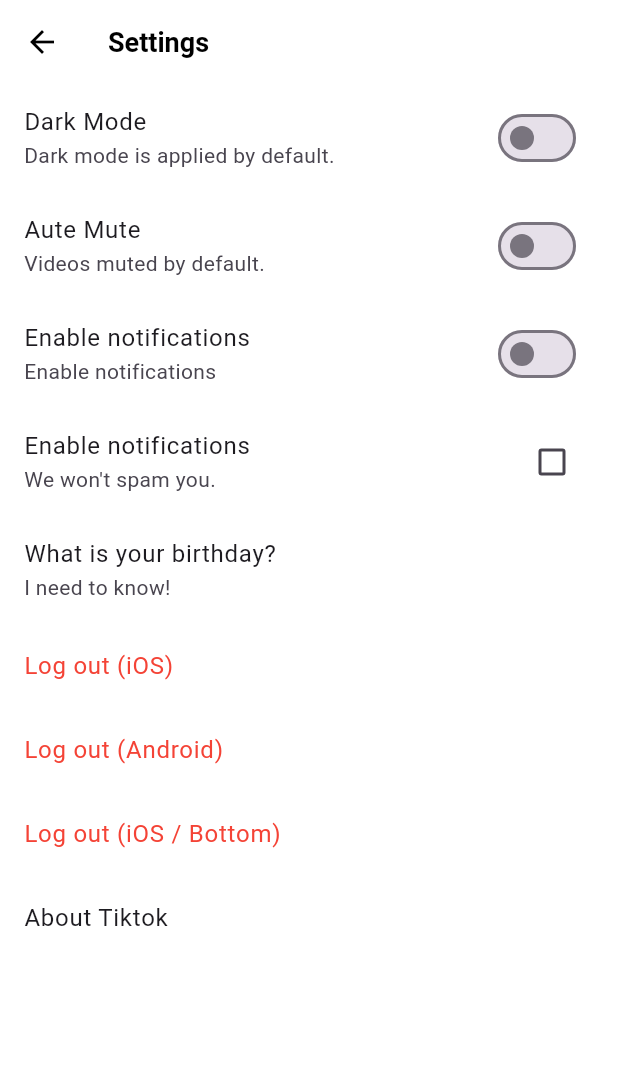
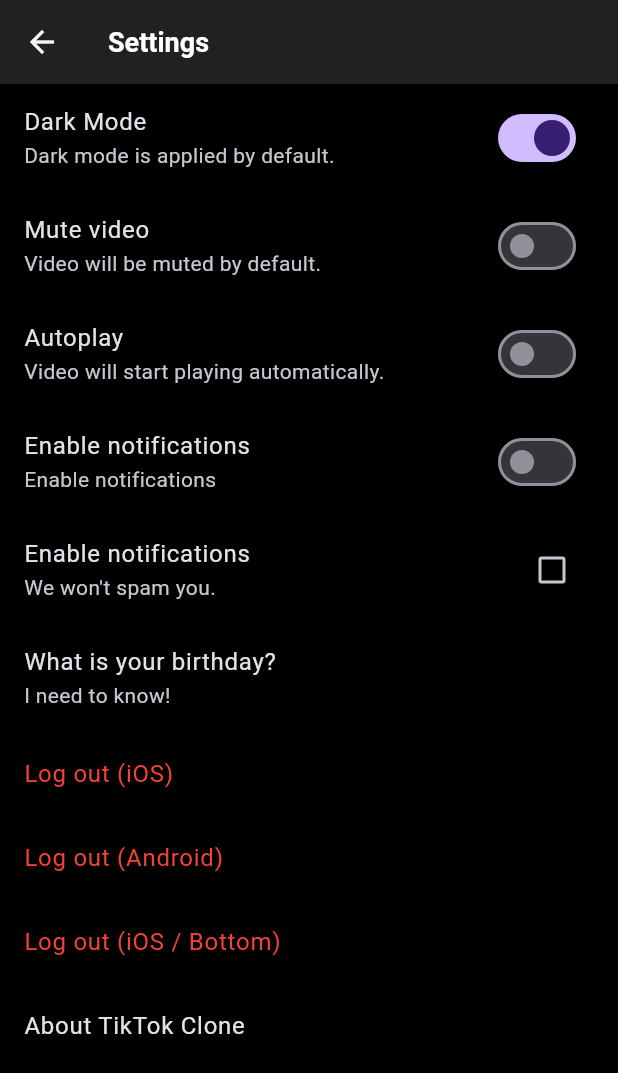
Before and after one commit to plusbeauxjours/tiktok, a Flutter app: the SettingsScreen screen opened directly, after a tap on "Dark Mode", on a phone screen of 412 x 824 dp. Shown: the top 1073 px of the screen. Run offline on Flutter 3.47's test engine with Material 2 defaults, Android fonts, the phone set to English and light mode, and no system bars; our stand-ins replace camera, flutter_keyboard_visibility, font_awesome_flutter, gallery_saver, go_router, image_picker and 5 more; missing offline and left inert: marquee_text; accounts and stored records are empty; network calls fail.

Commit message:
PlaybackConfigViewModel

```diff
--- a/lib/features/settings/screens/settings_screen.dart
+++ b/lib/features/settings/screens/settings_screen.dart
@@ -2,8 +2,7 @@ import 'package:flutter/cupertino.dart';
 import 'package:flutter/material.dart';
 import 'package:font_awesome_flutter/font_awesome_flutter.dart';
 import 'package:provider/provider.dart';
-import 'package:tiktok/common/widgets/dark_mode_config/dark_mode_config.dart';
-import 'package:tiktok/common/widgets/video_config/video_config.dart';
+import 'package:tiktok/features/videos/view_models/playback_config_vm.dart';
 import 'package:tiktok/utils/utils.dart';
 
 class SettingsScreen extends StatefulWidget {
@@ -32,17 +31,25 @@ class _SettingsScreenState extends State<SettingsScreen> {
       body: ListView(
         children: [
           SwitchListTile.adaptive(
-            value: context.watch<DarkModeConfig>().isDarkMode,
+            value: context.watch<PlaybackConfigViewModel>().darkmode,
             onChanged: (value) =>
-                context.read<DarkModeConfig>().toggleIsDarkMode(),
+                context.read<PlaybackConfigViewModel>().setDarkmode(value),
             title: const Text("Dark Mode"),
             subtitle: const Text("Dark mode is applied by default."),
           ),
           SwitchListTile.adaptive(
-            value: context.watch<VideoConfig>().isMuted,
-            onChanged: (value) => context.read<VideoConfig>().toggleIsMuted(),
-            title: const Text("Aute Mute"),
-            subtitle: const Text("Videos muted by default."),
+            value: context.watch<PlaybackConfigViewModel>().muted,
+            onChanged: (value) =>
+                context.read<PlaybackConfigViewModel>().setMuted(value),
+            title: const Text("Mute video"),
+            subtitle: const Text("Video will be muted by default."),
+          ),
+          SwitchListTile.adaptive(
+            value: context.watch<PlaybackConfigViewModel>().autoplay,
+            onChanged: (value) =>
+                context.read<PlaybackConfigViewModel>().setAutoplay(value),
+            title: const Text("Autoplay"),
+            subtitle: const Text("Video will start playing automatically."),
           ),
           SwitchListTile.adaptive(
             value: _notifications,
--- a/lib/features/videos/models/playback_config_model.dart
+++ b/lib/features/videos/models/playback_config_model.dart
@@ -1,9 +1,11 @@
 class PlaybackConfigModel {
   bool muted;
   bool autoplay;
+  bool darkmode;
 
   PlaybackConfigModel({
     required this.muted,
     required this.autoplay,
+    required this.darkmode,
   });
 }
--- a/lib/features/videos/repos/playback_config_repo.dart
+++ b/lib/features/videos/repos/playback_config_repo.dart
@@ -3,6 +3,7 @@ import 'package:shared_preferences/shared_preferences.dart';
 class PlaybackConfigRepository {
   static const String _autoplay = "autoplay";
   static const String _muted = "muted";
+  static const String _darkmode = "darkmode";
 
   final SharedPreferences _preferences;
 
@@ -16,6 +17,10 @@ class PlaybackConfigRepository {
     _preferences.setBool(_autoplay, value);
   }
 
+  Future<void> setDarkmode(bool value) async {
+    _preferences.setBool(_darkmode, value);
+  }
+
   bool isMuted() {
     return _preferences.getBool(_muted) ?? false;
   }
@@ -23,4 +28,8 @@ class PlaybackConfigRepository {
   bool isAutoplay() {
     return _preferences.getBool(_autoplay) ?? false;
   }
+
+  bool isDarkmode() {
+    return _preferences.getBool(_darkmode) ?? false;
+  }
 }
--- a/lib/features/videos/view_models/playback_config_vm.dart
+++ b/lib/features/videos/view_models/playback_config_vm.dart
@@ -1,3 +1,39 @@
 import 'package:flutter/material.dart';
+import 'package:tiktok/features/videos/models/playback_config_model.dart';
+import 'package:tiktok/features/videos/repos/playback_config_repo.dart';
 
-class PlaybackConfigViewModel extends ChangeNotifier {}
+class PlaybackConfigViewModel extends ChangeNotifier {
+  final PlaybackConfigRepository _repository;
+
+  late final PlaybackConfigModel _model = PlaybackConfigModel(
+    muted: _repository.isMuted(),
+    autoplay: _repository.isAutoplay(),
+    darkmode: _repository.isDarkmode(),
+  );
+
+  PlaybackConfigViewModel(this._repository);
+
+  bool get muted => _model.muted;
+
+  bool get autoplay => _model.autoplay;
+
+  bool get darkmode => _model.darkmode;
+
+  void setMuted(bool value) {
+    _repository.setMuted(value);
+    _model.muted = value;
+    notifyListeners();
+  }
+
+  void setAutoplay(bool value) {
+    _repository.setAutoplay(value);
+    _model.autoplay = value;
+    notifyListeners();
+  }
+
+  void setDarkmode(bool value) {
+    _repository.setDarkmode(value);
+    _model.darkmode = value;
+    notifyListeners();
+  }
+}
--- a/lib/features/videos/views/video_recording_screen.dart
+++ b/lib/features/videos/views/video_recording_screen.dart
@@ -9,7 +9,7 @@ import 'package:permission_handler/permission_handler.dart';
 import 'package:tiktok/constants/gaps.dart';
 import 'package:tiktok/constants/sizes.dart';
 import 'package:tiktok/features/videos/views/video_preview_screen.dart';
-import 'package:tiktok/features/videos/widgets/camera_control_buttons.dart';
+import 'package:tiktok/features/videos/views/widgets/camera_control_buttons.dart';
 import 'package:tiktok/utils/utils.dart';
 
 class VideoRecordingScreen extends StatefulWidget {
--- a/lib/features/videos/views/video_timeline_screen.dart
+++ b/lib/features/videos/views/video_timeline_screen.dart
@@ -1,6 +1,6 @@
 import 'package:flutter/material.dart';
 import 'package:tiktok/constants/rawData/video_data.dart';
-import 'package:tiktok/features/videos/widgets/video_post.dart';
+import 'package:tiktok/features/videos/views/widgets/video_post.dart';
 
 class VideoTimelineScreen extends StatefulWidget {
   const VideoTimelineScreen({Key? key}) : super(key: key);
--- a/lib/features/videos/views/widgets/video_post.dart
+++ b/lib/features/videos/views/widgets/video_post.dart
@@ -1,16 +1,14 @@
 import 'package:flutter/foundation.dart';
 import 'package:flutter/material.dart';
 import 'package:font_awesome_flutter/font_awesome_flutter.dart';
-import 'package:provider/provider.dart';
-import 'package:tiktok/common/widgets/video_config/video_config.dart';
 import 'package:tiktok/constants/gaps.dart';
 import 'package:tiktok/constants/rawData/foreground_image.dart';
 import 'package:tiktok/constants/rawData/video_data.dart';
 import 'package:tiktok/constants/sizes.dart';
-import 'package:tiktok/features/videos/widgets/video_bgm_info.dart';
-import 'package:tiktok/features/videos/widgets/video_button.dart';
-import 'package:tiktok/features/videos/widgets/video_comments.dart';
-import 'package:tiktok/features/videos/widgets/video_intro_text.dart';
+import 'package:tiktok/features/videos/views/widgets/video_bgm_info.dart';
+import 'package:tiktok/features/videos/views/widgets/video_button.dart';
+import 'package:tiktok/features/videos/views/widgets/video_comments.dart';
+import 'package:tiktok/features/videos/views/widgets/video_intro_text.dart';
 import 'package:tiktok/utils/utils.dart';
 import 'package:tiktok/generated/l10n.dart';
 import 'package:video_player/video_player.dart';
@@ -167,15 +165,13 @@ class _VideoPostState extends State<VideoPost>
             left: 20,
             top: 40,
             child: IconButton(
-              icon: FaIcon(
-                context.watch<VideoConfig>().isMuted
+              icon: const FaIcon(
+                false
                     ? FontAwesomeIcons.volumeOff
                     : FontAwesomeIcons.volumeHigh,
                 color: Colors.white,
               ),
-              onPressed: () {
-                context.read<VideoConfig>().toggleIsMuted();
-              },
+              onPressed: () {},
             ),
           ),
           Positioned(
--- a/lib/main.dart
+++ b/lib/main.dart
@@ -2,9 +2,10 @@ import 'package:flutter/material.dart';
 import 'package:flutter/services.dart';
 import 'package:flutter_localizations/flutter_localizations.dart';
 import 'package:provider/provider.dart';
-import 'package:tiktok/common/widgets/dark_mode_config/dark_mode_config.dart';
-import 'package:tiktok/common/widgets/video_config/video_config.dart';
+import 'package:shared_preferences/shared_preferences.dart';
 import 'package:tiktok/constants/sizes.dart';
+import 'package:tiktok/features/videos/repos/playback_config_repo.dart';
+import 'package:tiktok/features/videos/view_models/playback_config_vm.dart';
 import 'package:tiktok/generated/l10n.dart';
 import 'package:tiktok/router.dart';
 
@@ -17,7 +18,17 @@ void main() async {
     ],
   );
 
-  runApp(const TiktokApp());
+  final preferences = await SharedPreferences.getInstance();
+  final repository = PlaybackConfigRepository(preferences);
+
+  runApp(MultiProvider(
+    providers: [
+      ChangeNotifierProvider(
+        create: (context) => PlaybackConfigViewModel(repository),
+      )
+    ],
+    child: const TiktokApp(),
+  ));
 }
 
 class TiktokApp extends StatelessWidget {
@@ -26,21 +37,10 @@ class TiktokApp extends StatelessWidget {
   @override
   Widget build(BuildContext context) {
     S.load(const Locale("en"));
-    return MultiProvider(
-      providers: [
-        ChangeNotifierProvider(
-          create: (context) => VideoConfig(),
-        ),
-        ChangeNotifierProvider(
-          create: (context) => DarkModeConfig(),
-        ),
-      ],
-      child: Consumer<DarkModeConfig>(
-        builder: (context, darkModeConfig, child) {
     return MaterialApp.router(
       routerConfig: router,
       debugShowCheckedModeBanner: false,
-            title: 'Tiktok',
+      title: 'TikTok Clone',
       localizationsDelegates: const [
         S.delegate,
         GlobalWidgetsLocalizations.delegate,
@@ -51,15 +51,16 @@ class TiktokApp extends StatelessWidget {
         Locale('en'),
         Locale('ko'),
       ],
-            themeMode:
-                darkModeConfig.isDarkMode ? ThemeMode.dark : ThemeMode.light,
+      themeMode: Provider.of<PlaybackConfigViewModel>(context).darkmode
+          ? ThemeMode.dark
+          : ThemeMode.light,
       theme: ThemeData(
         useMaterial3: true,
         textTheme: Typography.blackMountainView,
         brightness: Brightness.light,
         scaffoldBackgroundColor: Colors.white,
         primaryColor: const Color(0xFFE9435A),
-              focusColor: Colors.pink,
+        // focusColor: Colors.pink,
         disabledColor: Colors.grey.shade200,
         textSelectionTheme: const TextSelectionThemeData(
           cursorColor: Color(0xFFE9435A),
@@ -120,8 +121,5 @@ class TiktokApp extends StatelessWidget {
         primaryColor: const Color(0xFFE9435A),
       ),
     );
-        },
-      ),
-    );
   }
 }
--- a/lib/utils/common_utils.dart
+++ b/lib/utils/common_utils.dart
@@ -1,7 +1,7 @@
 import 'package:flutter/foundation.dart';
 import 'package:flutter/material.dart';
 import 'package:provider/provider.dart';
-import 'package:tiktok/common/widgets/dark_mode_config/dark_mode_config.dart';
+import 'package:tiktok/features/videos/view_models/playback_config_vm.dart';
 
 // 포커스 아웃 -> 자식 위젯의 GestureDetector 영역(여기서는 TextField)을 제외한 부모 위젯에서만 발동
 void focusout(BuildContext context) {
@@ -19,7 +19,7 @@ bool isWebScreen(BuildContext context) => kIsWeb;
 
 // 다크모드인가?
 bool isDarkMode(BuildContext context) =>
-    context.watch<DarkModeConfig>().isDarkMode;
+    context.watch<PlaybackConfigViewModel>().darkmode;
 
 // 한국어인가?
 bool isKorean(BuildContext context) =>
```
Lines whose indentation alone changed are shown as unchanged.
